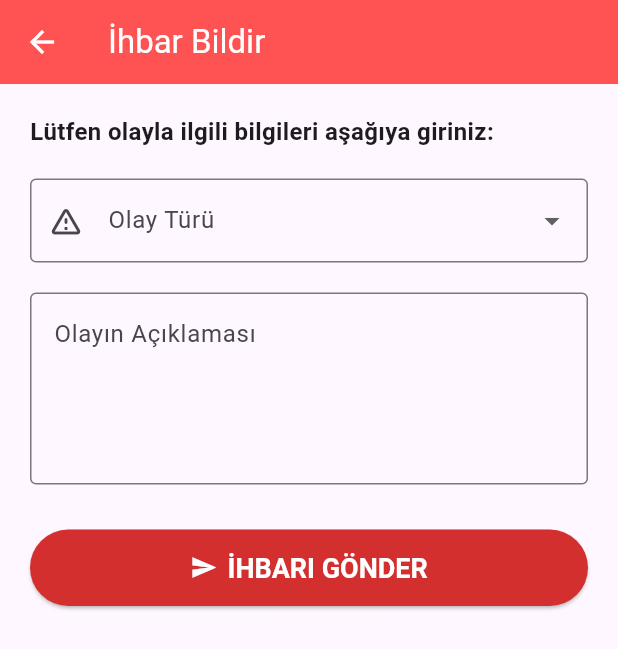
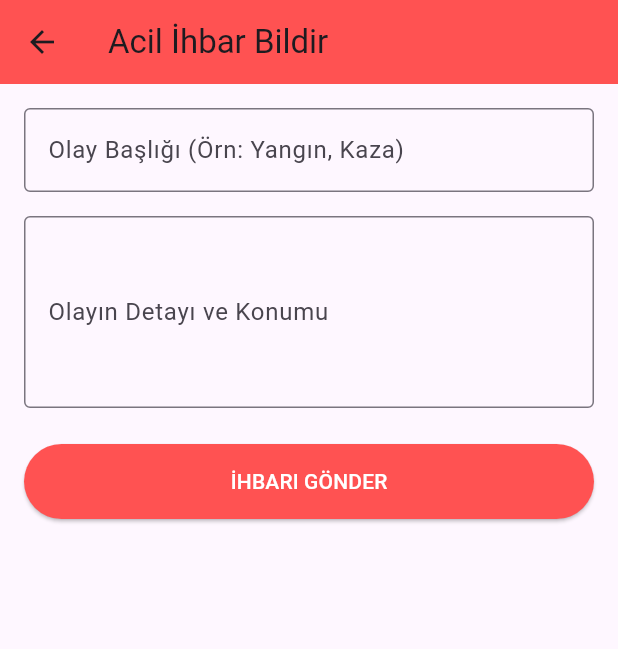
Before and after one commit to emrekmbsr61-tech/KampusBildirim_, a Flutter app: the ReportPage screen opened directly, on a phone screen of 412 x 824 dp. Shown: the top 649 px of the screen. Run offline on Flutter 3.47's test engine with Material 3 defaults, Android fonts, the phone set to English and light mode, and no system bars.

```diff
--- a/lib/views/home/report_page.dart
+++ b/lib/views/home/report_page.dart
@@ -1,6 +1,6 @@
 import 'package:flutter/material.dart';
 
-// İhbar sayfamızın ana giriş kısmı burası
+// Kullanıcıların ihbarda bulunabileceği kısım
 class ReportPage extends StatefulWidget {
   const ReportPage({super.key});
 
@@ -9,96 +9,60 @@ class ReportPage extends StatefulWidget {
 }
 
 class _ReportPageState extends State<ReportPage> {
-  // Kullanıcının seçtiği olay türünü bu değişkende tutuyoruz
-  String? selectedType;
-
-  // menüde çıkacak olay listesi
-  final List<String> reportTypes = [
-    'Acil Durum',
-    'Yangın',
-    'Kavga / Şiddet',
-    'Sağlık Sorunu',
-    'Şüpheli Paket',
-    'Diğer'
-  ];
+// Başlık ve detay alanlarına yazılan bilgileri tutabilmel için controller oluşturdum.
+  final TextEditingController _baslikController = TextEditingController();
+  final TextEditingController _detayController = TextEditingController();
 
   @override
   Widget build(BuildContext context) {
     return Scaffold(
-      // Üst taraftaki başlık çubuğu
       appBar: AppBar(
-        title: const Text("İhbar Bildir"),
-        backgroundColor: Colors.redAccent, // Güvenlik uygulaması diye kırmızıyı seçtik
-        foregroundColor: Colors.white, // Yazılar beyaz olsun
+        title: const Text("Acil İhbar Bildir"),
+        backgroundColor: Colors.redAccent, // Acil olduğu için kırmızı seçtim
       ),
       body: Padding(
-        padding: const EdgeInsets.all(20.0), // Kenarlardan biraz boşluk bıraktık yan yana olmasın
+        padding: const EdgeInsets.all(16.0),
         child: Column(
-          crossAxisAlignment: CrossAxisAlignment.stretch,
           children: [
-            // Kullanıcıyı bilgi veren yazı
-            const Text(
-              "Lütfen olayla ilgili bilgileri aşağıya giriniz:",
-              style: TextStyle(fontSize: 16, fontWeight: FontWeight.bold),
-            ),
-            const SizedBox(height: 20), // Araya boşluk koyduk
-
-            // 1.kısım Olay türü seçme yeri(Açılan menü)
-            DropdownButtonFormField<String>(
+            // Olayın ne olduğunu kısa ve öz almak için bu alanı yaptım.
+            TextField(
+              controller: _baslikController,
               decoration: const InputDecoration(
-                labelText: "Olay Türü", // Kutunun üzerindeki başlık olan yer
-                border: OutlineInputBorder(), // Kutunun etrafını çizdiğimiz kısım
-                prefixIcon: Icon(Icons.warning_amber_rounded), // Sol tarafa uyarı ikonu koyduk
-              ),
-              value: selectedType,
-              // Listeyi buraya döngüyle aktardık
-              items: reportTypes.map((String type) {
-                return DropdownMenuItem<String>(
-                  value: type,
-                  child: Text(type),
-                );
-              }).toList(),
-              // Seçim yapılınca değişkeni güncelliyoruz
-              onChanged: (String? newValue) {
-                setState(() {
-                  selectedType = newValue;
-                });
-              },
-            ),
-            const SizedBox(height: 20),
-
-            // 2.yer Açıklama Yazma kutusu
-            const TextField(
-              maxLines: 4, // Kutu boyutunu büyüttük
-              decoration: InputDecoration(
-                labelText: "Olayın Açıklaması",
-                hintText: "Örn: Kütüphane önünde kavga var...",
+                labelText: "Olay Başlığı (Örn: Yangın, Kaza)",
                 border: OutlineInputBorder(),
-                alignLabelWithHint: true, // Yazının yukarıdan başlaması için
               ),
             ),
-            const SizedBox(height: 30),
+            const SizedBox(height: 16),
 
-            // 3. kısım Gönder Butonu
-            ElevatedButton.icon(
-              onPressed: () {
-                print("İhbar Gönderildi: $selectedType");
+            // Olayın detaylarını yazılması için bir kutu tasarladım
+            TextField(
+              controller: _detayController,
+              maxLines: 4,
+              decoration: const InputDecoration(
+                labelText: "Olayın Detayı ve Konumu",
+                border: OutlineInputBorder(),
+              ),
+            ),
+            const SizedBox(height: 24),
 
-                // Kullanıcıya alttan bildirim gösteriyoruz
-                ScaffoldMessenger.of(context).showSnackBar(
-                  const SnackBar(content: Text("İhbarınız sisteme düştü!")),
-                );
-
-                // İşlem bitince bu sayfayı kapatıp haritaya dönüyoruz
-                Navigator.pop(context);
-              },
-              icon: const Icon(Icons.send), // Gönder ikonu
-              label: const Text("İHBARI GÖNDER"),
-              style: ElevatedButton.styleFrom(
-                backgroundColor: Colors.red[700], // Koyu kırmızı yaptık
-                foregroundColor: Colors.white,
-                padding: const EdgeInsets.symmetric(vertical: 15), // Butonu biraz büyüttük
-                textStyle: const TextStyle(fontSize: 18, fontWeight: FontWeight.bold),
+            // İhbarı gönderirken boş gönderilmesin diye engelleyen kısım
+            SizedBox(
+              width: double.infinity,
+              height: 50,
+              child: ElevatedButton(
+                onPressed: () {
+                  if (_baslikController.text.isEmpty) {
+                    // Eğer başlık boşsa kullanıcıyı dolfur diye uyarıyorum
+                    ScaffoldMessenger.of(context).showSnackBar(
+                      const SnackBar(content: Text("Lütfen olay başlığını yazın!")),
+                    );
+                  } else {
+                    // Gerekli alanlar doldurulduğunda ihbarın gönderilmeye hazır olduğu bildiriyorum
+                    print("İhbar gönderilmeye hazır: ${_baslikController.text}");
+                  }
+                },
+                style: ElevatedButton.styleFrom(backgroundColor: Colors.redAccent),
+                child: const Text("İHBARI GÖNDER", style: TextStyle(color: Colors.white)),
               ),
             ),
           ],
```
